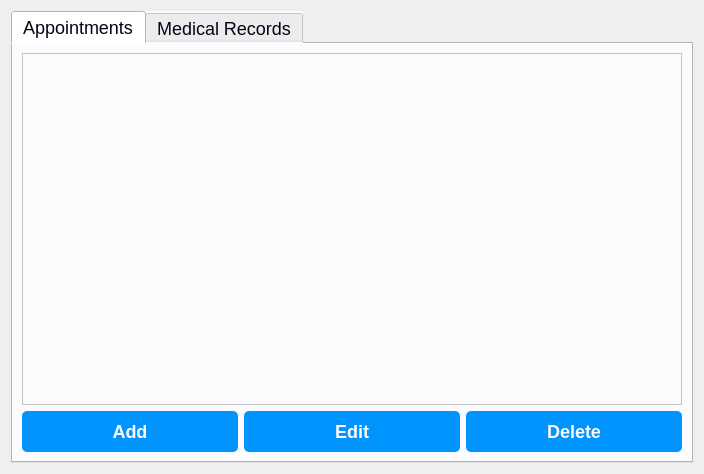
The window that doctorwindow.ui (Moaz-Allam-Flutter/Hospital_System) describes before a commit, drawn with Qt 5.
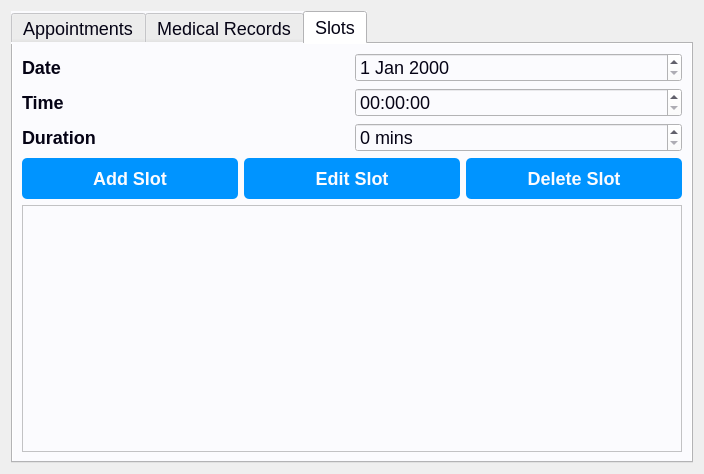
The same window after the commit. The open tabs and pages were chosen to show the change.

What changed in the file:
```diff
--- a/doctorwindow.ui
+++ b/doctorwindow.ui
@@ -173,6 +173,87 @@
        </item>
       </layout>
      </widget>
+     <widget class="QWidget" name="slotsTab">
+      <attribute name="title">
+       <string>Slots</string>
+      </attribute>
+      <layout class="QVBoxLayout" name="verticalLayout_4">
+       <item>
+        <layout class="QHBoxLayout" name="slotDetailsLayout">
+         <item>
+          <widget class="QLabel" name="slotDateLabel">
+           <property name="text">
+            <string>Date</string>
+           </property>
+          </widget>
+         </item>
+         <item>
+          <widget class="QDateEdit" name="slotDateEdit"/>
+         </item>
+        </layout>
+       </item>
+       <item>
+        <layout class="QHBoxLayout" name="slotTimeLayout">
+         <item>
+          <widget class="QLabel" name="slotTimeLabel">
+           <property name="text">
+            <string>Time</string>
+           </property>
+          </widget>
+         </item>
+         <item>
+          <widget class="QTimeEdit" name="slotTimeEdit"/>
+         </item>
+        </layout>
+       </item>
+       <item>
+        <layout class="QHBoxLayout" name="slotDurationLayout">
+         <item>
+          <widget class="QLabel" name="slotDurationLabel">
+           <property name="text">
+            <string>Duration</string>
+           </property>
+          </widget>
+         </item>
+         <item>
+          <widget class="QSpinBox" name="slotDurationSpinBox">
+           <property name="suffix">
+            <string> mins</string>
+           </property>
+          </widget>
+         </item>
+        </layout>
+       </item>
+       <item>
+        <layout class="QHBoxLayout" name="slotButtonsLayout">
+         <item>
+          <widget class="QPushButton" name="addSlotButton">
+           <property name="text">
+            <string>Add Slot</string>
+           </property>
+          </widget>
+         </item>
+         <item>
+          <widget class="QPushButton" name="editSlotButton">
+           <property name="text">
+            <string>Edit Slot</string>
+           </property>
+          </widget>
+         </item>
+         <item>
+          <widget class="QPushButton" name="deleteSlotButton">
+           <property name="text">
+            <string>Delete Slot</string>
+           </property>
+          </widget>
+         </item>
+        </layout>
+       </item>
+       <item>
+        <widget class="QTableView" name="slotsTable"/>
+       </item>
+      </layout>
+     </widget>
     </widget>
    </item>
   </layout>
```
Left out of the diff: 2 changed lines with no effect on the pictures.
